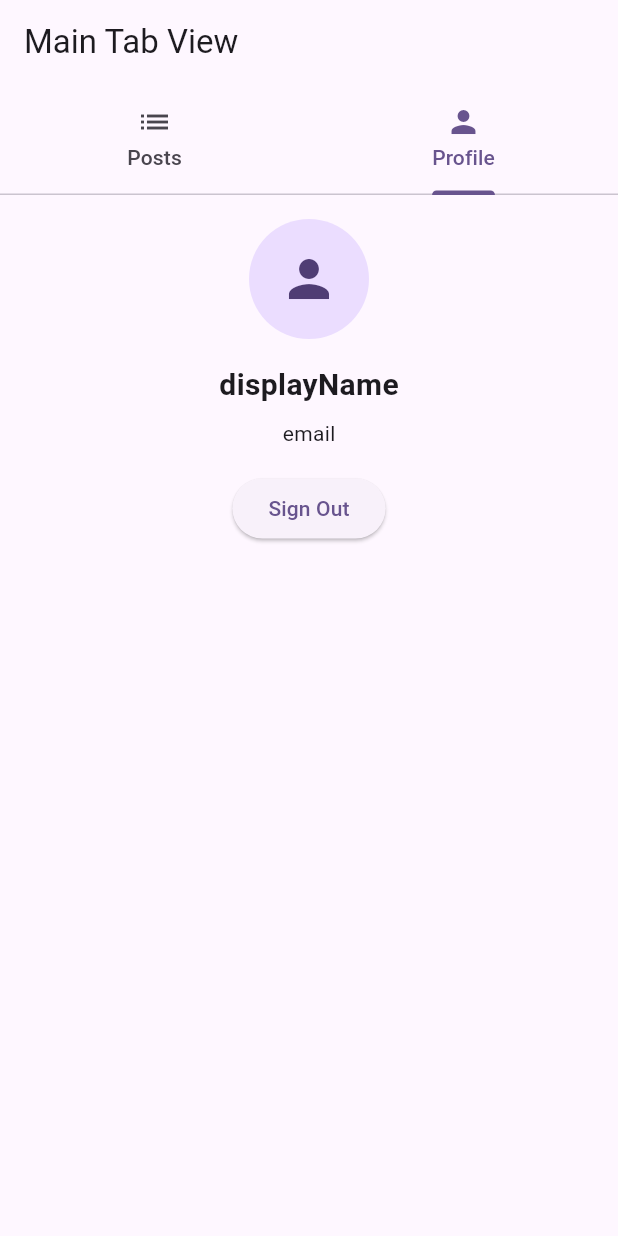
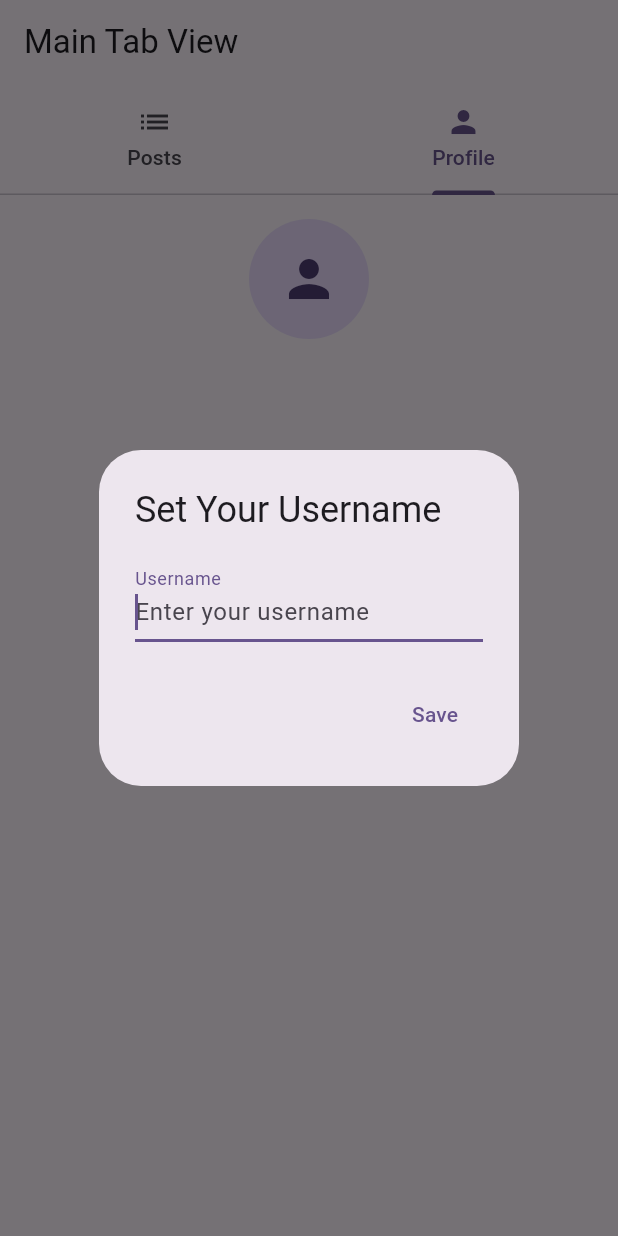
Before and after one commit to circuitbreak98/basketball-lab-flutter, a Flutter app: the screen it shows once a user with an empty profile is signed in, tab 2 chosen, after a tap on "Sign Out", on a phone screen of 412 x 824 dp. Run offline on Flutter 3.47's test engine with Material 3 defaults, Android fonts, the light colour scheme and no system bars; our stand-ins replace cloud_firestore, firebase_auth, firebase_core; missing offline and left inert: firebase_ui_auth, firebase_ui_oauth_google; accounts and stored records are empty; statements that could not run were skipped.

Commit message:
profile view editted by cursor

```diff
--- a/lib/profileModel.dart
+++ b/lib/profileModel.dart
@@ -11,12 +11,20 @@ class ProfileModel {
     required this.photoUrl,
   });
 
-  factory ProfileModel.fromMap(Map<String, dynamic> data, String documentId) {
+  factory ProfileModel.fromMap(Map<String, dynamic> map, String uid) {
     return ProfileModel(
-      uid: documentId,
-      displayName: data['displayName'] ?? '',
-      email: data['email'] ?? '',
-      photoUrl: data['photoUrl'] ?? '',
+      uid: uid,
+      displayName: map['displayName'] ?? '',
+      email: map['email'] ?? '',
+      photoUrl: map['photoUrl'] ?? '',
     );
   }
+
+  Map<String, dynamic> toMap() {
+    return {
+      'displayName': displayName,
+      'email': email,
+      'photoUrl': photoUrl,
+    };
+  }
 }
--- a/lib/profileRepository.dart
+++ b/lib/profileRepository.dart
@@ -23,7 +23,7 @@ class ProfileRepository {
     }
   }
 
-  /// Optional: create or update a user profile
+  /// Create or update a user profile
   Future<void> setUserProfile(ProfileModel profile) async {
     try {
       await _firestore.collection('users').doc(profile.uid).set({
@@ -33,6 +33,16 @@ class ProfileRepository {
       });
     } catch (e) {
       print('Error setting user profile: $e');
+      throw e; // Re-throw to handle in the UI
     }
   }
+
+  /// Get the current user's profile
+  Future<ProfileModel?> getCurrentUserProfile() async {
+    final user = _auth.currentUser;
+    if (user != null) {
+      return getUserProfile(user.uid);
+    }
+    return null;
+  }
 }
--- a/lib/profileView.dart
+++ b/lib/profileView.dart
@@ -1,11 +1,9 @@
-import 'package:flutter/material.dart';
-
-/// profileView.dart
 import 'package:flutter/material.dart';
 import 'package:firebase_auth/firebase_auth.dart';
 import 'package:basketball_lab_flutter/profileRepository.dart';
 import 'package:basketball_lab_flutter/profileModel.dart';
 
+/// profileView.dart
 class ProfileView extends StatefulWidget {
   const ProfileView({Key? key}) : super(key: key);
 
@@ -15,34 +13,105 @@ class ProfileView extends StatefulWidget {
 
 class _ProfileViewState extends State<ProfileView> {
   final ProfileRepository _repository = ProfileRepository();
-  // ProfileModel? _profile;
-  bool _isLoading = false;
-  ProfileModel? _profile = ProfileModel(
-      uid: "test",
-      displayName: "displayName",
-      email: "email",
-      photoUrl: "https://images.app.goo.gl/dStSuYMTEfajzMDj8");
+  bool _isLoading = true;
+  ProfileModel? _profile;
+  final _usernameController = TextEditingController();
 
   @override
   void initState() {
     super.initState();
-    // _loadUserProfile();
+    _loadUserProfile();
+  }
+
+  @override
+  void dispose() {
+    _usernameController.dispose();
+    super.dispose();
   }
 
   Future<void> _loadUserProfile() async {
-    final user = FirebaseAuth.instance.currentUser;
-    if (user != null) {
-      final profile = await _repository.getUserProfile(user.uid);
+    setState(() {
+      _isLoading = true;
+    });
+
+    try {
+      final profile = await _repository.getCurrentUserProfile();
       setState(() {
-        // _profile = profile;
+        _profile = profile;
         _isLoading = false;
       });
-    } else {
-      // No user is signed in
+
+      if (profile == null || profile.displayName.isEmpty) {
+        // Show username setup dialog if no profile or no display name
+        WidgetsBinding.instance.addPostFrameCallback((_) {
+          _showUsernameDialog();
+        });
+      }
+    } catch (e) {
       setState(() {
         _isLoading = false;
       });
+      if (mounted) {
+        ScaffoldMessenger.of(context).showSnackBar(
+          SnackBar(content: Text('Error loading profile: $e')),
+        );
+      }
     }
+  }
+
+  Future<void> _showUsernameDialog() async {
+    return showDialog(
+      context: context,
+      barrierDismissible: false,
+      builder: (BuildContext context) {
+        return AlertDialog(
+          title: const Text('Set Your Username'),
+          content: TextField(
+            controller: _usernameController,
+            decoration: const InputDecoration(
+              hintText: 'Enter your username',
+              labelText: 'Username',
+            ),
+          ),
+          actions: <Widget>[
+            TextButton(
+              child: const Text('Save'),
+              onPressed: () async {
+                if (_usernameController.text.isNotEmpty) {
+                  try {
+                    final user = FirebaseAuth.instance.currentUser;
+                    if (user != null) {
+                      final newProfile = ProfileModel(
+                        uid: user.uid,
+                        displayName: _usernameController.text,
+                        email: user.email ?? '',
+                        photoUrl: user.photoURL ?? '',
+                      );
+                      await _repository.setUserProfile(newProfile);
+                      setState(() {
+                        _profile = newProfile;
+                      });
+                      if (mounted) {
+                        Navigator.of(context).pop();
+                        ScaffoldMessenger.of(context).showSnackBar(
+                          const SnackBar(content: Text('Username updated successfully')),
+                        );
+                      }
+                    }
+                  } catch (e) {
+                    if (mounted) {
+                      ScaffoldMessenger.of(context).showSnackBar(
+                        SnackBar(content: Text('Error updating username: $e')),
+                      );
+                    }
+                  }
+                }
+              },
+            ),
+          ],
+        );
+      },
+    );
   }
 
   @override
@@ -59,24 +128,32 @@ class _ProfileViewState extends State<ProfileView> {
       padding: const EdgeInsets.all(16.0),
       child: Column(
         children: [
-          if (_profile != null)
-            // Profile photo
-            CircleAvatar(radius: 40, child: const Icon(Icons.person, size: 40)),
+          CircleAvatar(
+            radius: 40,
+            backgroundImage: _profile?.photoUrl != null && _profile!.photoUrl.isNotEmpty
+                ? NetworkImage(_profile!.photoUrl)
+                : null,
+            child: _profile?.photoUrl == null || _profile!.photoUrl.isEmpty
+                ? const Icon(Icons.person, size: 40)
+                : null,
+          ),
           const SizedBox(height: 16),
-          // Display Name
           Text(
             _profile!.displayName,
             style: const TextStyle(fontSize: 20, fontWeight: FontWeight.bold),
           ),
           const SizedBox(height: 8),
-          // Email
           Text(_profile!.email),
           const SizedBox(height: 16),
-
-          // Add more fields or user actions as you see fit
+          ElevatedButton(
+            onPressed: () {
+              _showUsernameDialog();
+            },
+            child: const Text('Change Username'),
+          ),
+          const SizedBox(height: 8),
           ElevatedButton(
             onPressed: () async {
-              // If you allow the user to update or sign out
               await FirebaseAuth.instance.signOut();
             },
             child: const Text('Sign Out'),
```
Also changed, not shown: pubspec.yaml (+8 -8 lines), pubspec.lock, 5 other files.
